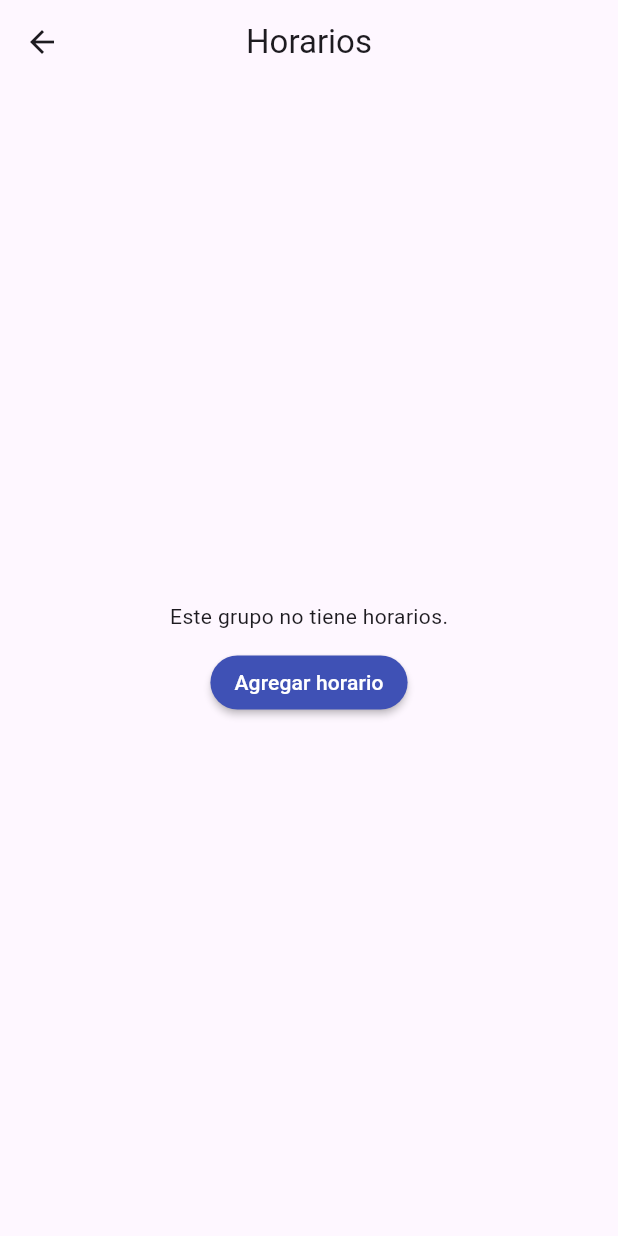
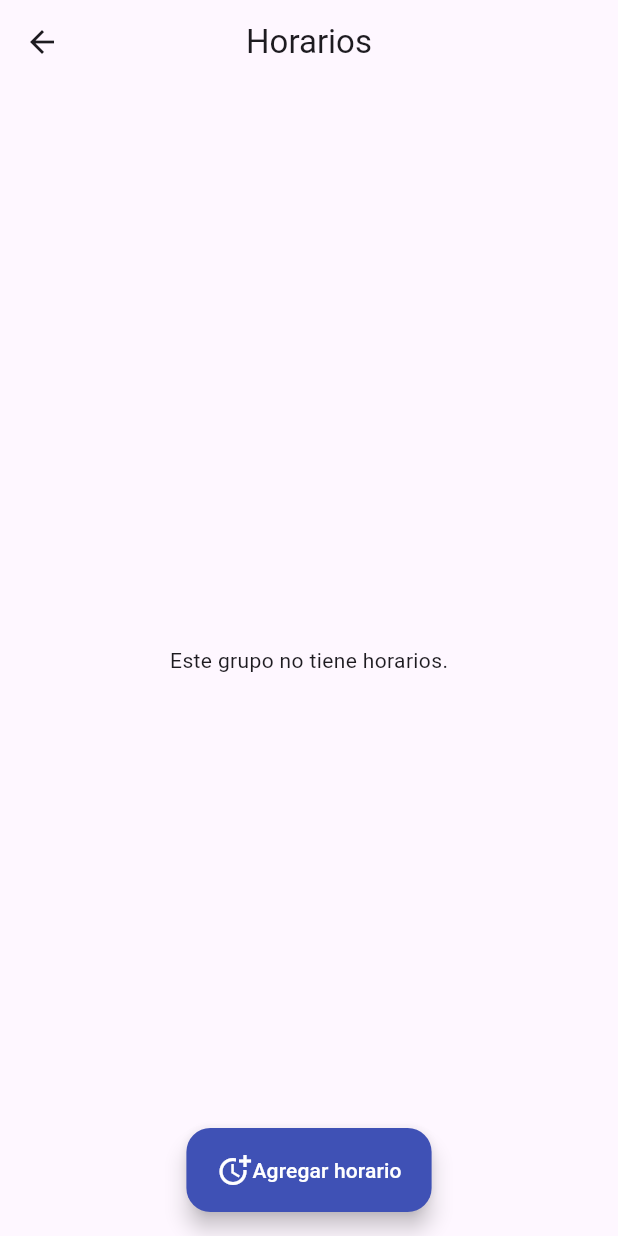
Before and after one commit to Noise-Wall/control-asistencia-alumnos, a Flutter app: the HorariosView screen opened directly with empty values, on a phone screen of 412 x 824 dp. Run offline on Flutter 3.47's test engine with Material 3 defaults, Android fonts, the light colour scheme and no system bars; our stand-ins replace adaptive_theme, flutter_dotenv, flutter_slidable, sqflite, sqflite_common_ffi; accounts and stored records are empty.

Commit message:
Edición y rediseño de Horarios
Se implementó la vista de edición de horarios existentes. Se
realizaron cambios de diseño en las vistas detalladas de Horarios.
Por último, se corrigieron más errores en el código en relación
a widgets incorrectos o mal acomodados, y variables sin utilizar.

```diff
--- a/lib/paginas/pagina_principal/horarios_view.dart
+++ b/lib/paginas/pagina_principal/horarios_view.dart
@@ -1,6 +1,7 @@
 import 'package:control_asistencias/componentes/anim_carga.dart';
 import 'package:control_asistencias/componentes/boton.dart';
 import 'package:control_asistencias/componentes/modal.dart';
+import 'package:control_asistencias/componentes/scrollbar.dart';
 import 'package:control_asistencias/data/controladores/ctrl_grupos.dart';
 import 'package:control_asistencias/data/controladores/ctrl_horarios.dart';
 import 'package:control_asistencias/data/modelos/horarios.dart';
@@ -10,7 +11,10 @@ import 'package:flutter/material.dart';
 class HorariosView extends StatefulWidget {
   final int id;
 
-  const HorariosView({super.key, required this.id, });
+  const HorariosView({
+    super.key,
+    required this.id,
+  });
 
   @override
   State<HorariosView> createState() => _HorariosViewState();
@@ -61,27 +65,41 @@ class _HorariosViewState extends State<HorariosView> {
         title: const Text("Horarios"),
         leading: IconButton(
             icon: const Icon(Icons.arrow_back),
-            onPressed: () => Navigator.pop(context, CtrlGrupos().readGrupoAll())),
+            onPressed: () =>
+                Navigator.pop(context, CtrlGrupos().readGrupoAll())),
         centerTitle: true,
+      ),
+      floatingActionButtonLocation: FloatingActionButtonLocation.centerFloat,
+      floatingActionButton: FloatingActionButton.extended(
+        isExtended: true,
+        backgroundColor: Colors.indigo,
+        foregroundColor: Colors.white,
+        onPressed: () => Modal(
+          context,
+          HorariosAdd(
+            idGrupo: widget.id,
+          ),
+          true,
+        ).then((value) => getHorarios()),
+        label: const Row(
+            children: [Icon(Icons.more_time), Text("Agregar horario")]),
       ),
       body: Container(
         child: isLoading
             ? const AnimCarga()
-            : Center(
-                child: Column(
-                  mainAxisAlignment: MainAxisAlignment.center,
-                  children: [
-                    _horarios.isEmpty
-                        ? const Text("Este grupo no tiene horarios.")
-                        // : const Text("Lista de horarios"),
-                        : ListView.builder(
-                            shrinkWrap: true,
-                            controller: _barra,
-                            itemCount: _horarios.length,
-                            itemBuilder: (context, index) {
-                              return Container(
+            : _horarios.isEmpty
+                ? const Center(
+                    child: Text("Este grupo no tiene horarios."),
+                  ) // : const Text("Lista de horarios"),
+                : BarraDesplazo(
+                    items: _horarios.length,
+                    itemABuildear: (context, index) => Container(
                       padding: const EdgeInsets.symmetric(
                           vertical: 25, horizontal: 50),
+                      child: Row(
+                        children: [
+                          Expanded(
+                            flex: 8,
                             child: InkWell(
                               onTap: () => Modal(
                                 context,
@@ -109,36 +127,48 @@ class _HorariosViewState extends State<HorariosView> {
                                   ],
                                 ),
                                 child: Row(
-                                      mainAxisAlignment:
-                                          MainAxisAlignment.center,
+                                  mainAxisAlignment: MainAxisAlignment.center,
                                   children: [
+                                    const Icon(
+                                      Icons.timer,
+                                      color: Colors.white,
+                                    ),
                                     Text(
                                       "${_dias[_horarios[index].dia]}, a las ${convertHora(_horarios[index].hora)}",
                                       textAlign: TextAlign.center,
-                                          style: TextStyle(fontSize: 20),
+                                      style: const TextStyle(
+                                        fontSize: 20,
+                                        fontStyle: FontStyle.italic,
+                                        color: Colors.white,
+                                      ),
                                     ),
                                   ],
                                 ),
                               ),
                             ),
-                              );
-                            }),
-                    Container(height: 10),
-                    Boton(
-                      texto: "Agregar horario",
-                      onPresionado: () => Modal(
-                        context,
-                        HorariosAdd(
-                          idGrupo: widget.id,
                           ),
-                        true,
-                      ).then((value) => getHorarios()),
+                          const Expanded(flex: 1, child: SizedBox(width: 2)),
+                          Expanded(
+                            flex: 2,
+                            child: Boton(
+                              texto: "Eliminar",
+                              onPresionado: () => print("pressed"),
+                              colorBoton: Colors.redAccent,
                             ),
+                          ),
+                          const Expanded(flex: 1, child: SizedBox(width: 2)),
                         ],
                       ),
+                    ),
+                    // espacio en blanco al final para que el scroll pueda irse extra
+                    itemFin: const SizedBox(height: 65),
+                  ),
         // child: Text("Este grupo no tiene horarios."),
-              ),
       ),
     );
   }
 }
+// Boton(
+//                       texto: "Agregar horario",
+//
+//                     ),
```
Also changed, not shown: lib/paginas/pagina_principal/horarios_add.dart (+55 -70 lines). Lines whose indentation alone changed are shown as unchanged.
